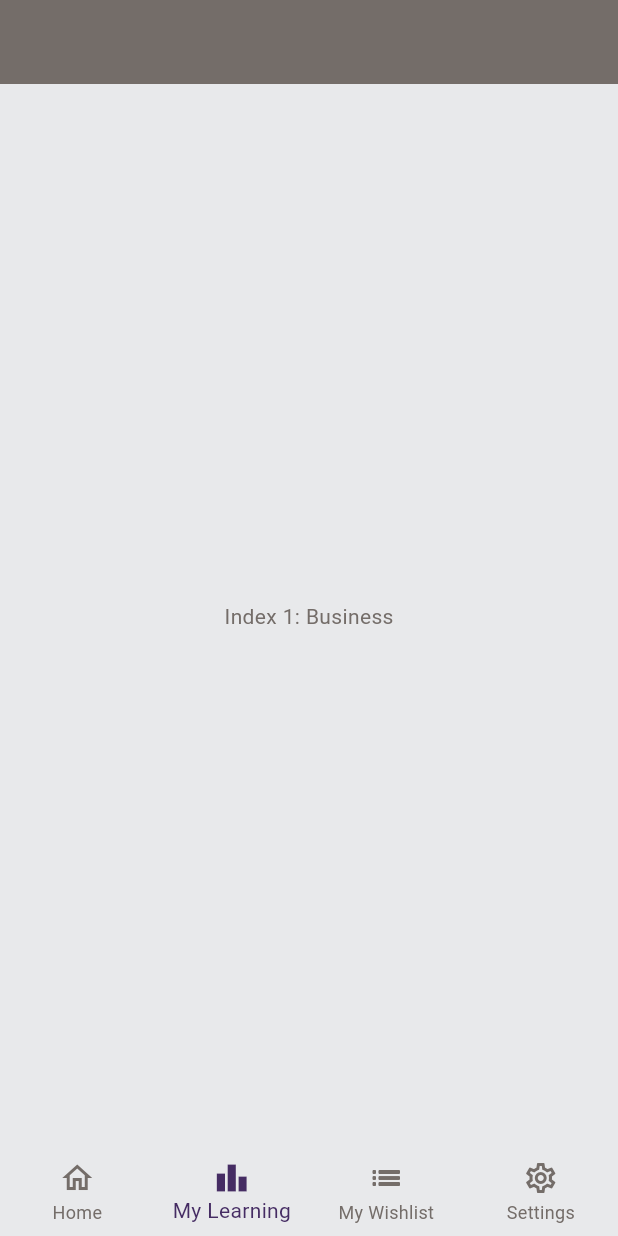
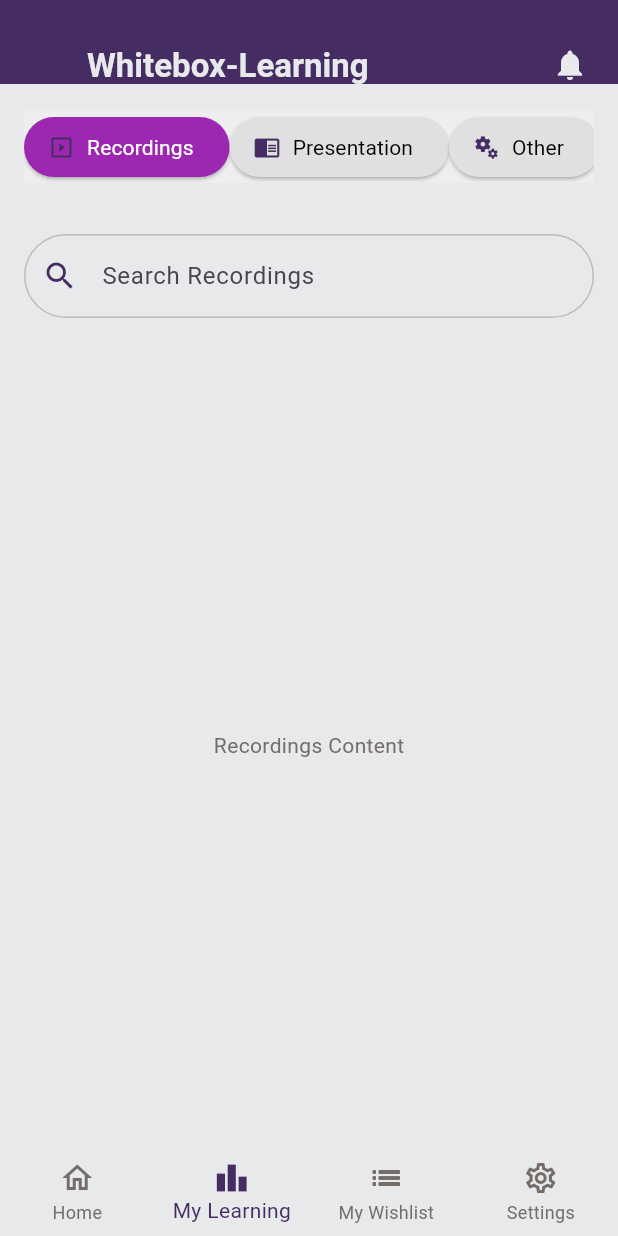
Before and after one commit to WhiteboxHub/wbl-flutter, a Flutter app: the screen it shows after launch, item 2 of the bottom bar chosen, on a phone screen of 412 x 824 dp. Run offline on Flutter 3.47's test engine with Material 3 defaults, Android fonts, the light colour scheme and no system bars; our stand-ins replace flutter_svg, modal_progress_hud_nsn; Roboto replaces fonts that are missing (Epilogue-Black, Epilogue-Bold); project files that could hold a hidden picture were left out.

Commit message:
added different screens - bottom nav

```diff
--- a/lib/main.dart
+++ b/lib/main.dart
@@ -26,7 +26,35 @@
 //   }
 // }
 
-  import 'package:flutter_educational_app_ui/routes/routes.dart';
+  // import 'package:flutter_educational_app_ui/routes/routes.dart';
+  // import 'package:flutter_educational_app_ui/screens/splash_screen.dart';
+  // import 'package:flutter_educational_app_ui/theme/theme_style.dart';
+  // import 'package:flutter/material.dart';
+
+  // void main() async {
+  //   WidgetsFlutterBinding.ensureInitialized();
+  //   runApp(const MyApp());
+  // }
+
+  // class MyApp extends StatelessWidget {
+  //   const MyApp({super.key});
+
+  //   @override
+  //   Widget build(BuildContext context) {
+  //     return
+  //     MaterialApp(
+  //         debugShowCheckedModeBanner: false,
+  //         title: 'Whitebox-Learning',
+  //         theme: ThemeStyle.lightTheme,
+  //         initialRoute: SplashScreen.routeName,
+  //         routes: PageRoutes().routes(),
+  //       );
+  //   }
+  // }
+
+
+
+ import 'package:flutter_educational_app_ui/routes/routes.dart';
   import 'package:flutter_educational_app_ui/screens/splash_screen.dart';
   import 'package:flutter_educational_app_ui/theme/theme_style.dart';
   import 'package:flutter/material.dart';
@@ -44,7 +72,7 @@
       return
       MaterialApp(
           debugShowCheckedModeBanner: false,
-          title: 'The App Accelerator',
+          title: 'Whitebox-Learning',
           theme: ThemeStyle.lightTheme,
           initialRoute: SplashScreen.routeName,
           routes: PageRoutes().routes(),
--- a/lib/routes/routes.dart
+++ b/lib/routes/routes.dart
@@ -1,4 +1,3 @@
-
 // import 'package:flutter_educational_app_ui/screens/course_screen.dart';
 // import 'package:flutter_educational_app_ui/screens/featured_screen.dart';
 // import 'package:flutter_educational_app_ui/screens/forgot_password_screen.dart';
@@ -8,8 +7,6 @@
 // import 'package:flutter_educational_app_ui/screens/welcome_screen.dart';
 // import 'package:flutter/material.dart';
 // import 'package:flutter_educational_app_ui/screens/tab_screen.dart';
-// import 'package:flutter_educational_app_ui/screens/settings_screen.dart';
-// import 'package:flutter_educational_app_ui/screens/home_screen.dart';
 
 // class PageRoutes {
 //   Map<String, WidgetBuilder> routes() {
@@ -25,6 +22,8 @@
 //     };
 //   }
 // }
+
+
 import 'package:flutter_educational_app_ui/screens/course_screen.dart';
 import 'package:flutter_educational_app_ui/screens/featured_screen.dart';
 import 'package:flutter_educational_app_ui/screens/forgot_password_screen.dart';
@@ -34,11 +33,9 @@
 import 'package:flutter_educational_app_ui/screens/welcome_screen.dart';
 import 'package:flutter/material.dart';
 import 'package:flutter_educational_app_ui/screens/tab_screen.dart';
+import 'package:flutter_educational_app_ui/screens/my_learning_screen.dart';
+import 'package:flutter_educational_app_ui/screens/my_wishlist_screen.dart';
 import 'package:flutter_educational_app_ui/screens/settings_screen.dart';
-import 'package:flutter_educational_app_ui/screens/home_screen.dart';
-import 'package:flutter_educational_app_ui/screens/login_screen.dart';
-import 'package:flutter_educational_app_ui/screens/register_screen.dart';
-import 'package:flutter_educational_app_ui/screens/schedule_resources_screen.dart';
 
 class PageRoutes {
   Map<String, WidgetBuilder> routes() {
@@ -51,11 +48,9 @@
       ForgotPasswordScreen.routeName: (context) => const ForgotPasswordScreen(),
       FeaturedScreen.routeName: (context) => const FeaturedScreen(),
       CourseScreen.routeName: (context) => const CourseScreen(),
+      MyLearningScreen.routeName: (context) => const MyLearningScreen(),
+      MyWishlistScreen.routeName: (context) => const MyWishlistScreen(),
       SettingsScreen.routeName: (context) => const SettingsScreen(),
-      HomeScreen.routeName: (context) => const HomeScreen(),
-      LoginScreen.routeName: (context) => const LoginScreen(),
-      RegisterScreen.routeName: (context) => const RegisterScreen(),
-      ScheduleResourcesScreen.routeName: (context) => const ScheduleResourcesScreen(),
     };
   }
 }
--- a/lib/screens/featured_screen.dart
+++ b/lib/screens/featured_screen.dart
@@ -1,7 +1,7 @@
 import 'package:flutter/material.dart';
 import 'package:flutter/services.dart';
 import 'package:flutter_educational_app_ui/theme/colors.dart';
-import 'package:flutter_educational_app_ui/widgets/app_bar_widget.dart';
+// import 'package:flutter_educational_app_ui/widgets/app_bar_widget.dart';
 import 'package:flutter_educational_app_ui/widgets/course_card_widget.dart';
 
 class FeaturedScreen extends StatefulWidget {
@@ -20,7 +20,7 @@
       child: Scaffold(
         body: Column(
           children: [
-            AppBarWidget(),
+            // AppBarWidget(),
             HomeBodyWidget(),
           ],
         ),
--- /dev/null
+++ b/lib/screens/my_learning_screen.dart
@@ -0,0 +1,168 @@
+// import 'package:flutter/material.dart';
+
+// class MyLearningScreen extends StatelessWidget {
+//   static const routeName = '/my-learning';  // Add this routeName property
+
+//   const MyLearningScreen({super.key});
+
+//   @override
+//   Widget build(BuildContext context) {
+//     return Scaffold(
+//       appBar: AppBar(
+//         title: const Text('My Learning'),
+//       ),
+//       body: const Center(
+//         child: Text('My Learning Content'),
+//       ),
+//     );
+//   }
+// }
+
+import 'package:flutter/material.dart';
+
+class MyLearningScreen extends StatefulWidget {
+  static const routeName = '/my-learning';
+
+  const MyLearningScreen({super.key});
+
+  @override
+  State<MyLearningScreen> createState() => _MyLearningScreenState();
+}
+
+class _MyLearningScreenState extends State<MyLearningScreen> {
+  String selectedOption = 'Recordings'; // Default selected option
+
+  // Custom colors for button states
+  final Color selectedButtonColor = Colors.purple;
+  final Color unselectedButtonColor = Colors.grey.shade300;
+  final Color selectedTextColor = Colors.white;
+  final Color unselectedTextColor = Colors.black;
+
+  @override
+  Widget build(BuildContext context) {
+    return Scaffold(
+      body: Column(
+        children: [
+          // Space from the top
+
+          // SizedBox(height: 30.0), // Adjust height as needed
+          // Wrap buttons in SingleChildScrollView and Row to prevent overflow
+          Container(
+            margin: const EdgeInsets.fromLTRB(
+                16.0, 18.0, 16.0, 18.0), // left, top, right, bottom
+            color: Colors
+                .grey.shade200, // Set background color for the button area
+            child: SingleChildScrollView(
+              scrollDirection: Axis.horizontal,
+              child: Row(
+                mainAxisAlignment: MainAxisAlignment.spaceEvenly,
+                children: [
+                  ElevatedButton.icon(
+                    onPressed: () {
+                      setState(() {
+                        selectedOption = 'Recordings';
+                      });
+                    },
+                    icon: const Icon(Icons.slideshow), // Icon for recordings
+                    label: Text(
+                      'Recordings',
+                      style: TextStyle(
+                        color: selectedOption == 'Recordings'
+                            ? selectedTextColor
+                            : unselectedTextColor,
+                      ),
+                    ),
+                    style: ElevatedButton.styleFrom(
+                      backgroundColor: selectedOption == 'Recordings'
+                          ? selectedButtonColor
+                          : unselectedButtonColor,
+                    ),
+                  ),
+                  ElevatedButton.icon(
+                    onPressed: () {
+                      setState(() {
+                        selectedOption = 'Presentation';
+                      });
+                    },
+                    icon: const Icon(
+                        Icons.chrome_reader_mode), // Icon for presentation
+                    label: Text(
+                      'Presentation',
+                      style: TextStyle(
+                        color: selectedOption == 'Presentation'
+                            ? selectedTextColor
+                            : unselectedTextColor,
+                      ),
+                    ),
+                    style: ElevatedButton.styleFrom(
+                      backgroundColor: selectedOption == 'Presentation'
+                          ? selectedButtonColor
+                          : unselectedButtonColor,
+                    ),
+                  ),
+                  ElevatedButton.icon(
+                    onPressed: () {
+                      setState(() {
+                        selectedOption = 'Other';
+                      });
+                    },
+                    icon: const Icon(
+                        Icons.miscellaneous_services), // Icon for miscellaneous
+                    label: Text(
+                      'Other',
+                      style: TextStyle(
+                        color: selectedOption == 'Other'
+                            ? selectedTextColor
+                            : unselectedTextColor,
+                      ),
+                    ),
+                    style: ElevatedButton.styleFrom(
+                      backgroundColor: selectedOption == 'Other'
+                          ? selectedButtonColor
+                          : unselectedButtonColor,
+                    ),
+                  ),
+                ],
+              ),
+            ),
+          ),
+          // Show search bar if any option is selected
+          Padding(
+            padding: const EdgeInsets.all(16.0),
+            child: TextField(
+              decoration: InputDecoration(
+                labelText: 'Search $selectedOption',
+                border: OutlineInputBorder(
+                  borderRadius: BorderRadius.circular(
+                      30.0), // Adjust the radius as needed
+                ),
+                enabledBorder: OutlineInputBorder(
+                  borderRadius: BorderRadius.circular(
+                      30.0), // Consistent with the border radius
+                  borderSide: BorderSide(
+                      color: Colors
+                          .grey.shade400), // Border color when not focused
+                ),
+                focusedBorder: OutlineInputBorder(
+                  borderRadius: BorderRadius.circular(
+                      30.0), // Consistent with the border radius
+                  borderSide: BorderSide(
+                      color: const Color.fromARGB(255, 184, 29, 211)), // Border color when focused
+                ),
+                prefixIcon: const Icon(Icons.search),
+              ),
+            ),
+          ),
+
+          // Content below the search bar
+          Expanded(
+            child: Center(
+              child: Text(
+                  '$selectedOption Content'), // Display the selected option's content
+            ),
+          ),
+        ],
+      ),
+    );
+  }
+}
--- a/lib/screens/tab_screen.dart
+++ b/lib/screens/tab_screen.dart
@@ -1,78 +1,3 @@
-// import 'package:flutter/material.dart';
-// import 'package:flutter_educational_app_ui/screens/featured_screen.dart';
-// import 'package:flutter_educational_app_ui/theme/colors.dart';
-
-// class TabScreen extends StatefulWidget {
-//   static const routeName = '/tab-screen';
-//   const TabScreen({super.key});
-
-//   @override
-//   State<TabScreen> createState() => _TabScreenState();
-// }
-
-// class _TabScreenState extends State<TabScreen> {
-//   int selectedIndex = 0;
-//   static const List<Widget> tabScreensOptions = <Widget>[
-//     FeaturedScreen(),
-//     Text('Index 1: Business'),
-//     Text('Index 2: School'),
-//     Text('Index 3: Settings'),
-//   ];
-
-
-//   @override
-//   Widget build(BuildContext context) {
-//     return Scaffold(
-//       resizeToAvoidBottomInset: true,
-//       body: Center(
-//         child: tabScreensOptions.elementAt(selectedIndex),
-//       ),
-//       bottomNavigationBar: BottomNavigationBar(
-//         type: BottomNavigationBarType.fixed,
-//         selectedItemColor: kPurpleColor,
-//         backgroundColor: kGreyWhiteColor,
-//         unselectedItemColor: kPrimarySwatchColor,
-//         elevation: 0,
-//         items: const [
-//           BottomNavigationBarItem(
-//             activeIcon: Icon(Icons.home,
-
-//             ),
-//             icon: Icon(Icons.home_outlined),
-//             label: 'Home',
-//             ),
-//           BottomNavigationBarItem(
-//             activeIcon: Icon(Icons.leaderboard,
-//             ),
-//             icon: Icon(Icons.leaderboard_outlined),
-//             label: 'My Learning',
-//             ),
-//           BottomNavigationBarItem(
-//             activeIcon: Icon(Icons.list,
-//             ),
-//             icon: Icon(Icons.list_outlined),
-//             label: 'My Wishlist',
-//             ),
-//           BottomNavigationBarItem(
-//             activeIcon: Icon(Icons.settings,
-//             ),
-//             icon: Icon(Icons.settings_outlined),
-//             label: 'Settings',
-//             ),
-//         ],
-//         currentIndex: selectedIndex,
-//         onTap: (int index) {
-//           setState(() {
-//             selectedIndex = index;
-//           });
-//         },
-//        ),
-//     );
-//   }
-// }
-
-
-
 // import 'package:flutter/material.dart';
 // import 'package:flutter_educational_app_ui/screens/featured_screen.dart';
 // import 'package:flutter_educational_app_ui/theme/colors.dart';
@@ -101,24 +26,44 @@
 //   Widget build(BuildContext context) {
 //     return Scaffold(
 //       appBar: AppBar(
-//         title: Text('Home'),
+//         // title: Text('Home'),
+//         // leading: Builder(
+//         //   builder: (context) => IconButton(
+//         //     icon: Icon(Icons.menu),
+//         //     onPressed: () {
+//         //       Scaffold.of(context).openDrawer();
+//          title: Text('Home'),
+//         leading: Builder(
+//           builder: (context) => Container(
+//             color: Colors.blue, // Background color of the icon
+//             child: IconButton(
+//               icon: Icon(Icons.menu, color: Colors.white), // Icon color
+//               onPressed: () {
+//                 Scaffold.of(context).openDrawer();
+//            },
+//             ),
+//           ),
+//         ),
 //       ),
 //       drawer: Drawer(
 //         child: ListView(
 //           children: <Widget>[
 //             ListTile(
+//               leading: Icon(Icons.login),
 //               title: Text('Login'),
 //               onTap: () {
 //                 Navigator.pushNamed(context, LoginScreen.routeName);
 //               },
 //             ),
 //             ListTile(
+//               leading: Icon(Icons.app_registration),
 //               title: Text('Register'),
 //               onTap: () {
 //                 Navigator.pushNamed(context, RegisterScreen.routeName);
 //               },
 //             ),
 //             ListTile(
+//               leading: Icon(Icons.calendar_today),
 //               title: Text('Schedule Resources'),
 //               onTap: () {
 //                 Navigator.pushNamed(context, ScheduleResourcesScreen.routeName);
@@ -170,14 +115,12 @@
 //   }
 // }
 
-
-
 import 'package:flutter/material.dart';
 import 'package:flutter_educational_app_ui/screens/featured_screen.dart';
 import 'package:flutter_educational_app_ui/theme/colors.dart';
-import 'package:flutter_educational_app_ui/screens/login_screen.dart';
-import 'package:flutter_educational_app_ui/screens/register_screen.dart';
-import 'package:flutter_educational_app_ui/screens/schedule_resources_screen.dart';
+import 'package:flutter_educational_app_ui/screens/my_learning_screen.dart';
+import 'package:flutter_educational_app_ui/screens/my_wishlist_screen.dart';
+import 'package:flutter_educational_app_ui/screens/settings_screen.dart';
 
 class TabScreen extends StatefulWidget {
   static const routeName = '/tab-screen';
@@ -191,44 +134,58 @@
   int selectedIndex = 0;
   static const List<Widget> tabScreensOptions = <Widget>[
     FeaturedScreen(),
-    Text('Index 1: Business'),
-    Text('Index 2: School'),
-    Text('Index 3: Settings'),
+    // Text('Index 1: Business'),
+    // Text('Index 2: School'),
+    // Text('Index 3: Settings'),
+    MyLearningScreen(),          // My Learning screen
+    MyWishlistScreen(),          // My Wishlist screen
+    SettingsScreen(),            // Settings screen
   ];
 
   @override
   Widget build(BuildContext context) {
     return Scaffold(
       appBar: AppBar(
-        title: Text('Home'),
-      ),
-      drawer: Drawer(
-        child: ListView(
-          children: <Widget>[
-            ListTile(
-              leading: Icon(Icons.login),
-              title: Text('Login'),
-              onTap: () {
-                Navigator.pushNamed(context, LoginScreen.routeName);
-              },
-            ),
-            ListTile(
-              leading: Icon(Icons.app_registration),
-              title: Text('Register'),
-              onTap: () {
-                Navigator.pushNamed(context, RegisterScreen.routeName);
-              },
-            ),
-            ListTile(
-              leading: Icon(Icons.calendar_today),
-              title: Text('Schedule Resources'),
-              onTap: () {
-                Navigator.pushNamed(context, ScheduleResourcesScreen.routeName);
-              },
-            ),
-          ],
+        // Reduced height
+        toolbarHeight: kToolbarHeight, // Default app bar height
+        automaticallyImplyLeading: false, // Disable default leading icon
+        flexibleSpace: Container(
+          padding: const EdgeInsets.only(top: 30, left: 10, right: 20), // Reduced top padding
+          decoration: BoxDecoration(
+            // borderRadius: const BorderRadius.only(
+            //   bottomLeft: Radius.circular(25),
+            //   bottomRight: Radius.circular(25),
+            // ),
+            color: kPurpleColor,
+          ),
+          child: Row(
+            mainAxisAlignment: MainAxisAlignment.spaceBetween,
+            crossAxisAlignment: CrossAxisAlignment.center, // Ensures items align on the same line
+            children: [
+              // No drawer icon, left side empty
+              Container(width: 48), // Placeholder width for consistency
+              // "Whitebox-Learning" title
+              Expanded(
+                child: Text(
+                  "Whitebox-Learning",
+                  style: Theme.of(context).textTheme.titleLarge!.copyWith(
+                        color: kGreyWhiteColor,
+                        fontWeight: FontWeight.bold,
+                      ),
+                  overflow: TextOverflow.ellipsis,
+                  maxLines: 1,
+                ),
+              ),
+              // Notifications icon
+              Icon(
+                Icons.notifications,
+                color: kGreyWhiteColor,
+              ),
+            ],
+          ),
         ),
       ),
+      // Removed Drawer completely
       resizeToAvoidBottomInset: true,
       body: Center(
         child: tabScreensOptions.elementAt(selectedIndex),
```
Also changed, not shown: lib/screens/my_wishlist_screen.dart (added, +43 -0 lines), lib/widgets/app_bar_widget.dart (+69 -69 lines).
